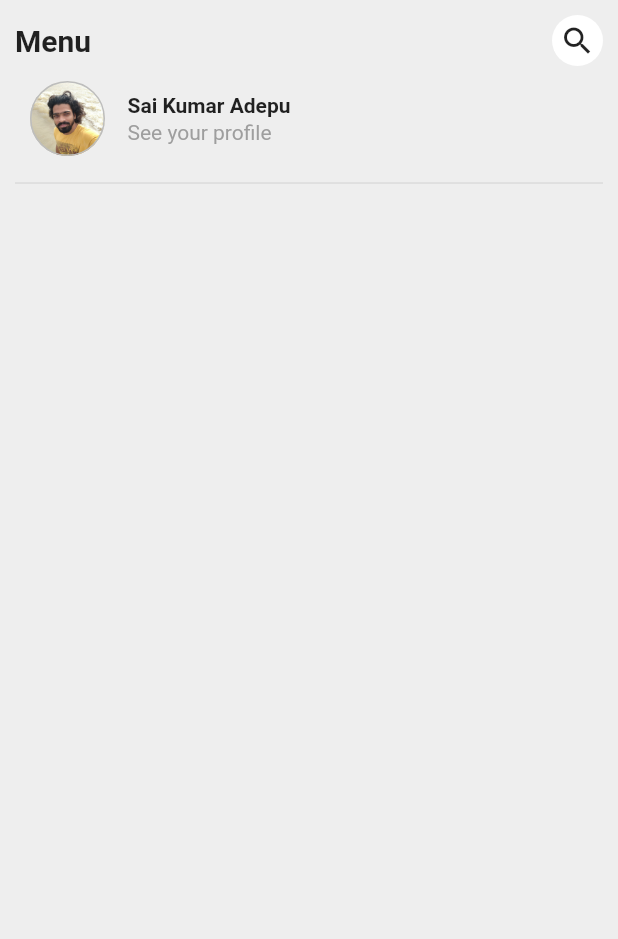
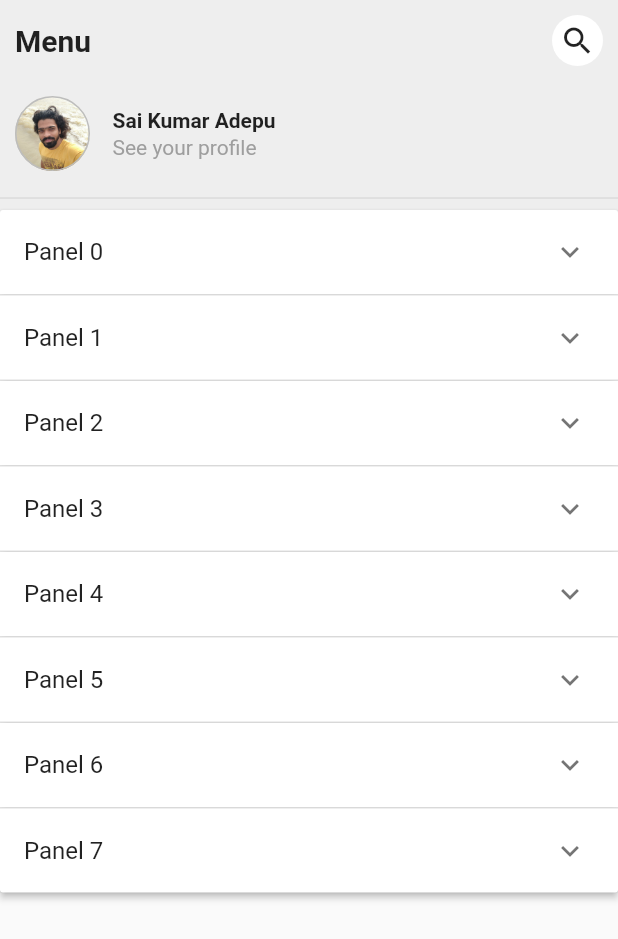
Before and after one commit to adepusai123/facebook_ui, a Flutter app: the MenuTabScreen widget shown alone on an empty page, opened directly, on a phone screen of 412 x 824 dp. Shown: the top 939 px of the screen. Run offline on Flutter 3.47's test engine with Material 2 defaults, Android fonts, the phone set to English and light mode, and no system bars.

Commit message:
Expantion list

```diff
--- /dev/null
+++ b/lib/screens/tabs/components/menu_options.dart
@@ -0,0 +1,79 @@
+import 'package:flutter/material.dart';
+
+class Item {
+  Item({
+    this.expandedValue,
+    this.headerValue,
+    this.isExpanded = false,
+  });
+
+  String expandedValue;
+  String headerValue;
+  bool isExpanded;
+}
+
+List<Item> generateItems(int numberOfItems) {
+  return List.generate(numberOfItems, (int index) {
+    return Item(
+      headerValue: 'Panel $index',
+      expandedValue: 'This is item number $index',
+    );
+  });
+}
+
+class MenuOptions extends StatefulWidget {
+  const MenuOptions({
+    Key key,
+  }) : super(key: key);
+
+  @override
+  _MenuOptionsState createState() => _MenuOptionsState();
+}
+
+class _MenuOptionsState extends State<MenuOptions> {
+  List<Item> _data = generateItems(8);
+  @override
+  Widget build(BuildContext context) {
+    return SingleChildScrollView(
+      child: Container(
+        child: ExpansionPanelList(
+          expansionCallback: (int index, bool isExpanded) {
+            setState(() {
+              _data[index].isExpanded = !isExpanded;
+            });
+          },
+          children: _data
+              .map(
+                (e) => ExpansionPanel(
+                  headerBuilder: (context, bool isExpanded) {
+                    return ListTile(
+                      title: Text(e.headerValue),
+                    );
+                  },
+                  body: ListTile(
+                    // title: Text(e.headerValue),
+                    subtitle: Text(e.expandedValue),
+                  ),
+                  isExpanded: e.isExpanded,
+                ),
+              )
+              .toList(),
+          // [
+          //   ExpansionPanel(
+          //     headerBuilder: (context, bool isExpanded) {
+          //       return ListTile(
+          //         title: Text("Hello"),
+          //       );
+          //     },
+          //     body: ListTile(
+          //       title: Text("Hello"),
+          //       subtitle: Text("Hiii this is sub"),
+          //     ),
+          //     isExpanded: false,
+          //   )
+          // ],
+        ),
+      ),
+    );
+  }
+}
--- a/lib/screens/tabs/menu_tab_screen.dart
+++ b/lib/screens/tabs/menu_tab_screen.dart
@@ -1,5 +1,7 @@
 import 'package:facebook_ui/components/profile_circle.dart';
 import 'package:flutter/material.dart';
+
+import 'components/menu_options.dart';
 
 class MenuTabScreen extends StatelessWidget {
   @override
@@ -7,10 +9,12 @@ class MenuTabScreen extends StatelessWidget {
     // Size size = MediaQuery.of(context).size;
     return Container(
       color: Colors.grey[200],
-      padding: EdgeInsets.all(10),
+      child: SingleChildScrollView(
         child: Column(
           children: [
-          Row(
+            Padding(
+              padding: const EdgeInsets.all(10.0),
+              child: Row(
                 mainAxisAlignment: MainAxisAlignment.spaceBetween,
                 children: [
                   Text(
@@ -31,6 +35,7 @@ class MenuTabScreen extends StatelessWidget {
                     ),
                   )
                 ],
+              ),
             ),
             InkWell(
               onTap: () {
@@ -66,8 +71,10 @@ class MenuTabScreen extends StatelessWidget {
                 ],
               ),
             ),
-          Divider()
+            Divider(),
+            MenuOptions()
           ],
+        ),
       ),
     );
   }
```
Lines whose indentation alone changed are shown as unchanged.
